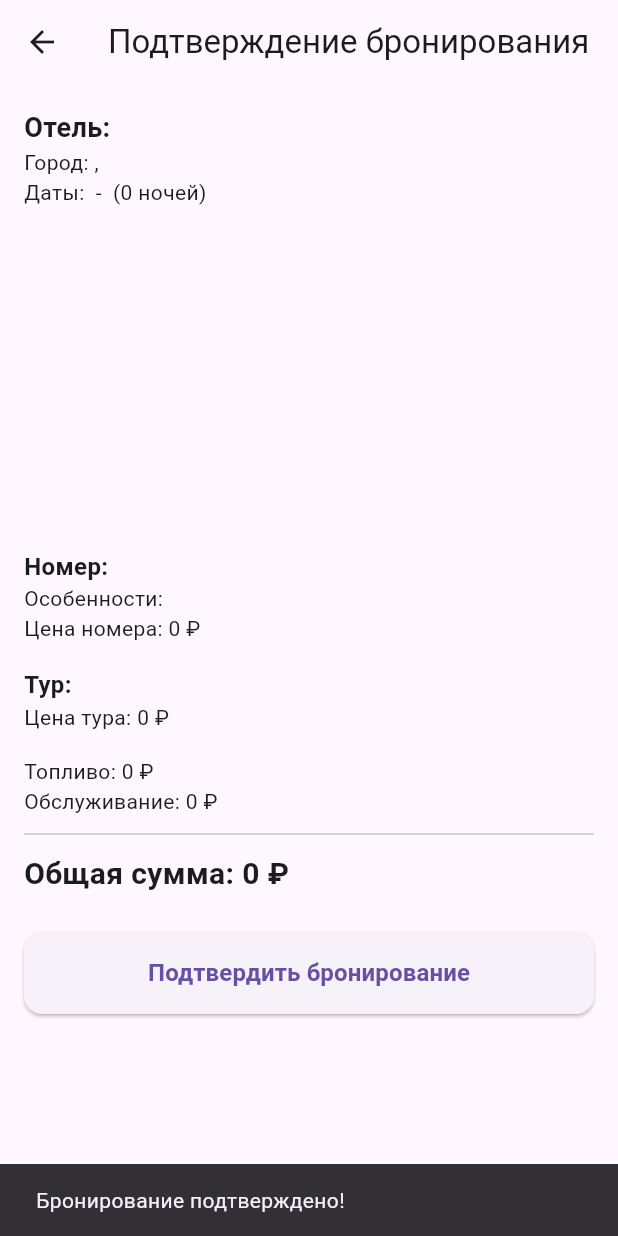
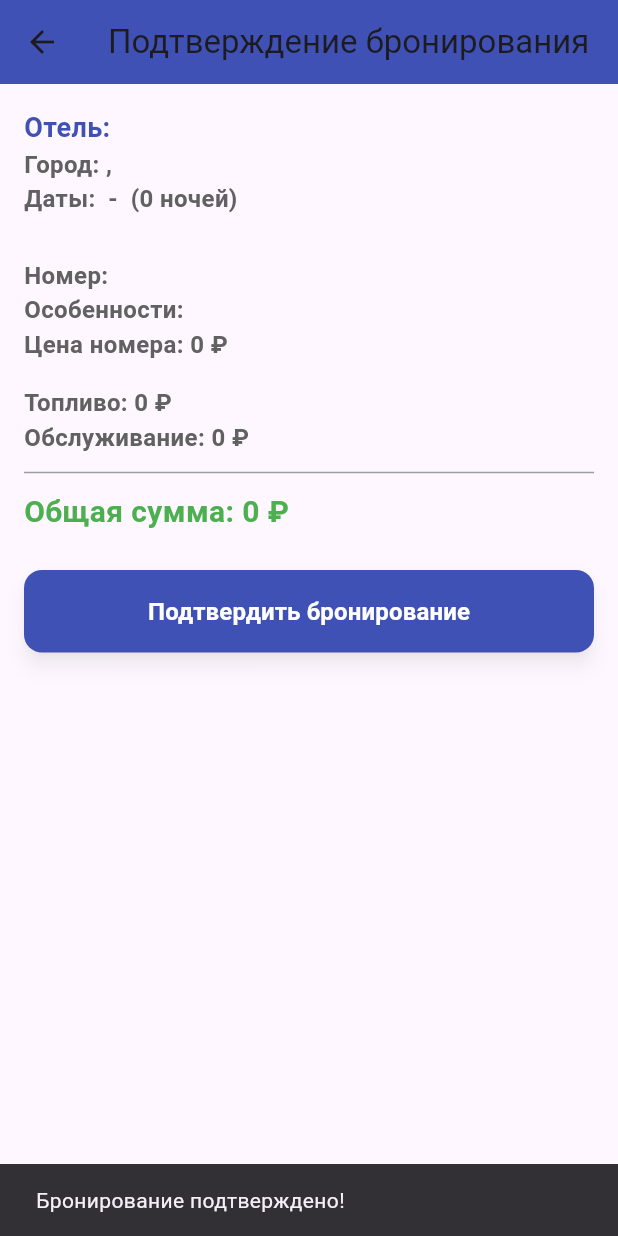
Before and after one commit to Nikita2010pro/Project, a Flutter app: the BookingScreen screen opened directly with empty values, after a tap on "Подтвердить бронирование", on a phone screen of 412 x 824 dp. Run offline on Flutter 3.47's test engine with Material 3 defaults, Android fonts, the phone set to English and light mode, and no system bars; our stand-ins replace email_validator, firebase_auth, firebase_core; accounts and stored records are empty.

Commit message:
исправл экран бронирования

```diff
--- a/lib/data/hotels.dart
+++ b/lib/data/hotels.dart
@@ -1,7 +1,7 @@
 import '../models/hotel.dart';
 
-final List<hotel> hotels = [
-  hotel(
+final List<Hotel> hotels = [
+  Hotel(
     id: '1',
     title: 'Steigenberger Makadi',
     description:
@@ -15,7 +15,7 @@ final List<hotel> hotels = [
     beachDistance: '1 км до пляжа',
     features: ['3-я линия', 'Платный Wi-Fi в фойе'],
   ),
-  hotel(
+  Hotel(
     id: '2',
     title: 'Coral Beach Resort',
     description:
@@ -29,7 +29,7 @@ final List<hotel> hotels = [
     beachDistance: '0 м до пляжа',
     features: ['1-я линия', 'All Inclusive', 'Детская зона'],
   ),
-  hotel(
+  Hotel(
     id: '3',
     title: 'Hotel Golden Horn',
     description:
@@ -43,7 +43,7 @@ final List<hotel> hotels = [
     beachDistance: '6 км до побережья',
     features: ['Завтрак включён', 'Wi-Fi', 'Трансфер в центр'],
   ),
-  hotel(
+  Hotel(
     id: '4',
     title: 'Grand Palladium Palace Ibiza Resort',
     description:
@@ -57,7 +57,7 @@ final List<hotel> hotels = [
     beachDistance: '100 м до пляжа',
     features: ['Beach Club', 'Диджей по вечерам', 'All Inclusive'],
   ),
-  hotel(
+  Hotel(
     id: '5',
     title: 'Alpenhof Hotel Garni',
     description:
--- a/lib/models/hotel.dart
+++ b/lib/models/hotel.dart
@@ -1,4 +1,4 @@
-class hotel {
+class Hotel {
   final String id;
   final String title;
   final String description;
@@ -10,7 +10,7 @@ class hotel {
   final String beachDistance;
   final List<String> features;
 
-  hotel({
+  Hotel({
     required this.id,
     required this.title,
     required this.description,
--- a/lib/models/room_card.dart
+++ b/lib/models/room_card.dart
@@ -1,8 +1,10 @@
 import 'package:flutter/material.dart';
+import 'package:project/models/hotel.dart';
 import 'package:project/screens/booking_screen.dart';
 
 
 class RoomCard extends StatefulWidget {
+  final Hotel hotel;
   final String title;
   final List<String> images;
   final List<String> features;
@@ -10,11 +12,12 @@ class RoomCard extends StatefulWidget {
 
   const RoomCard({
     Key? key,
+    required this.hotel,
     required this.title,
     required this.images,
     required this.features,
     required this.price,
-  });
+  }) : super(key: key);
 
 
   State<RoomCard> createState() => _RoomCardState();
@@ -144,18 +147,16 @@ class _RoomCardState extends State<RoomCard> {
               onPressed: () {
     // Собираем данные для бронирования
 final bookingData = BookingData(
-      hotelName: widget.title,
+      hotelName: widget.hotel.title,
       city: 'Москва', // или из переменных
-      country: 'Россия',
+      country: widget.hotel.location,
       departureDate: '2024-05-01', // ваши даты
-      returnDate: '2024-05-10',
-      nights: 9,
+      returnDate: '2024-05-08',
+      nights: 7,
       roomTitle: widget.title,
       roomFeatures: widget.features.join(', '),
       roomPrice: widget.price,
       images: widget.images,
-      tourTitle: 'Название тура', // если есть
-      tourPrice: 50000,
       fuelFee: 2000,
       serviceFee: 3000,
     );
--- a/lib/screens/booking_screen.dart
+++ b/lib/screens/booking_screen.dart
@@ -14,9 +14,6 @@ class BookingData {
   final double roomPrice;
   final List<String> images;
 
-  final String tourTitle;
-  final double tourPrice;
-
   final double fuelFee;
   final double serviceFee;
 
@@ -31,14 +28,19 @@ class BookingData {
     required this.roomFeatures,
     required this.roomPrice,
     required this.images,
-    required this.tourTitle,
-    required this.tourPrice,
     required this.fuelFee,
     required this.serviceFee,
   });
+
+  double get totalCost => roomPrice + fuelFee + serviceFee;
 }
 
-// Ваш виджет экрана бронирования
+// Константы стилей
+const TextStyle headerStyle = TextStyle(fontSize: 18, fontWeight: FontWeight.bold, color: Colors.indigo);
+TextStyle subHeaderStyle = TextStyle(fontSize: 16, fontWeight: FontWeight.w600, color: Colors.grey[700]);
+const TextStyle costTextStyle = TextStyle(fontSize: 20, fontWeight: FontWeight.bold, color: Colors.green);
+
+/// Виджет экрана бронирования
 class BookingScreen extends StatelessWidget {
   final BookingData bookingData;
 
@@ -46,10 +48,9 @@ class BookingScreen extends StatelessWidget {
 
   @override
   Widget build(BuildContext context) {
-    double totalCost = bookingData.roomPrice + bookingData.tourPrice + bookingData.fuelFee + bookingData.serviceFee;
-
     return Scaffold(
       appBar: AppBar(
+        backgroundColor: Colors.indigo,
         title: const Text('Подтверждение бронирования'),
       ),
       body: SingleChildScrollView(
@@ -57,27 +58,68 @@ class BookingScreen extends StatelessWidget {
         child: Column(
           crossAxisAlignment: CrossAxisAlignment.start,
           children: [
-            // Информация о отеле/номере
-            Text(
-              'Отель: ${bookingData.hotelName}',
-              style: const TextStyle(fontSize: 18, fontWeight: FontWeight.bold),
+            HotelInfoSection(bookingData: bookingData),
+            const SizedBox(height: 12),
+            ImagesSection(images: bookingData.images),
+            const SizedBox(height: 16),
+            RoomDetailsSection(bookingData: bookingData),
+            const SizedBox(height: 16),
+            AdditionalFeesSection(bookingData: bookingData),
+            const Divider(height: 24, thickness: 1, color: Colors.grey),
+            TotalCostSection(totalCost: bookingData.totalCost),
+            const SizedBox(height: 24),
+            ConfirmButton(onPressed: () {
+              // Реализуйте логику подтверждения бронирования
+              ScaffoldMessenger.of(context).showSnackBar(
+                const SnackBar(content: Text('Бронирование подтверждено!')),
+              );
+            }),
+          ],
         ),
-            Text('Город: ${bookingData.city}, ${bookingData.country}'),
-            Text('Даты: ${bookingData.departureDate} - ${bookingData.returnDate} (${bookingData.nights} ночей)'),
-            const SizedBox(height: 12),
+      ),
+    );
+  }
+}
 
-            // Изображения
-            SizedBox(
+// Секция с информацией об отеле
+class HotelInfoSection extends StatelessWidget {
+  final BookingData bookingData;
+  const HotelInfoSection({Key? key, required this.bookingData}) : super(key: key);
+
+  @override
+  Widget build(BuildContext context) {
+    return Column(
+      crossAxisAlignment: CrossAxisAlignment.start,
+      children: [
+        Text('Отель: ${bookingData.hotelName}', style: headerStyle),
+        Text('Город: ${bookingData.city}, ${bookingData.country}', style: subHeaderStyle),
+        Text('Даты: ${bookingData.departureDate} - ${bookingData.returnDate} (${bookingData.nights} ночей)', style: subHeaderStyle),
+      ],
+    );
+  }
+}
+
+// Секция с изображениями
+class ImagesSection extends StatelessWidget {
+  final List<String> images;
+  const ImagesSection({Key? key, required this.images}) : super(key: key);
+
+  @override
+  Widget build(BuildContext context) {
+    if (images.isEmpty) {
+      return const SizedBox();
+    }
+    return SizedBox(
       height: 200,
       child: PageView.builder(
-                itemCount: bookingData.images.length,
+        itemCount: images.length,
         itemBuilder: (context, index) {
           return Padding(
             padding: const EdgeInsets.symmetric(horizontal: 4),
             child: ClipRRect(
               borderRadius: BorderRadius.circular(12),
               child: Image.network(
-                        bookingData.images[index],
+                images[index],
                 fit: BoxFit.cover,
                 width: double.infinity,
               ),
@@ -85,65 +127,81 @@ class BookingScreen extends StatelessWidget {
           );
         },
       ),
-            ),
-            const SizedBox(height: 16),
+    );
+  }
+}
 
-            // Детали номера
-            Text(
-              'Номер: ${bookingData.roomTitle}',
-              style: const TextStyle(fontSize: 16, fontWeight: FontWeight.w600),
-            ),
-            Text('Особенности: ${bookingData.roomFeatures}'),
-            Text('Цена номера: ${bookingData.roomPrice.toStringAsFixed(0)} ₽'),
+// Секция с деталями номера
+class RoomDetailsSection extends StatelessWidget {
+  final BookingData bookingData;
+  const RoomDetailsSection({Key? key, required this.bookingData}) : super(key: key);
 
-            const SizedBox(height: 16),
+  @override
+  Widget build(BuildContext context) {
+    return Column(
+      crossAxisAlignment: CrossAxisAlignment.start,
+      children: [
+        Text('Номер: ${bookingData.roomTitle}', style: subHeaderStyle),
+        Text('Особенности: ${bookingData.roomFeatures}', style: subHeaderStyle),
+        Text('Цена номера: ${bookingData.roomPrice.toStringAsFixed(0)} ₽', style: subHeaderStyle),
+      ],
+    );
+  }
+}
 
-            // Информация о туре
-            Text(
-              'Тур: ${bookingData.tourTitle}',
-              style: const TextStyle(fontSize: 16, fontWeight: FontWeight.w600),
-            ),
-            Text('Цена тура: ${bookingData.tourPrice.toStringAsFixed(0)} ₽'),
+// Секция с дополнительными сборами
+class AdditionalFeesSection extends StatelessWidget {
+  final BookingData bookingData;
+  const AdditionalFeesSection({Key? key, required this.bookingData}) : super(key: key);
 
-            const SizedBox(height: 16),
+  @override
+  Widget build(BuildContext context) {
+    return Column(
+      crossAxisAlignment: CrossAxisAlignment.start,
+      children: [
+        Text('Топливо: ${bookingData.fuelFee.toStringAsFixed(0)} ₽', style: subHeaderStyle),
+        Text('Обслуживание: ${bookingData.serviceFee.toStringAsFixed(0)} ₽', style: subHeaderStyle),
+      ],
+    );
+  }
+}
 
-            // Дополнительные сборы
-            Text('Топливо: ${bookingData.fuelFee.toStringAsFixed(0)} ₽'),
-            Text('Обслуживание: ${bookingData.serviceFee.toStringAsFixed(0)} ₽'),
+// Секция общей стоимости
+class TotalCostSection extends StatelessWidget {
+  final double totalCost;
+  const TotalCostSection({Key? key, required this.totalCost}) : super(key: key);
 
-            const Divider(height: 24, thickness: 1),
+  @override
+  Widget build(BuildContext context) {
+    return Text(
+      'Общая сумма: ${totalCost.toStringAsFixed(0)} ₽',
+      style: costTextStyle,
+    );
+  }
+}
 
-            // Общая стоимость
-            Text(
-              'Общая сумма: ${totalCost.toStringAsFixed(0)} ₽',
-              style: const TextStyle(fontSize: 20, fontWeight: FontWeight.bold),
-            ),
+// Кнопка подтверждения бронирования
+class ConfirmButton extends StatelessWidget {
+  final VoidCallback onPressed;
+  const ConfirmButton({Key? key, required this.onPressed}) : super(key: key);
 
-            const SizedBox(height: 24),
-
-            // Кнопка подтверждения
-            SizedBox(
+  @override
+  Widget build(BuildContext context) {
+    return SizedBox(
       width: double.infinity,
       child: ElevatedButton(
         style: ElevatedButton.styleFrom(
-                  padding: const EdgeInsets.symmetric(vertical: 16),
+          padding: const EdgeInsets.symmetric(vertical: 16), backgroundColor: Colors.indigo, // Цвет кнопки
           shape: RoundedRectangleBorder(
             borderRadius: BorderRadius.circular(12),
           ),
+          shadowColor: Colors.black.withOpacity(0.3),
+          elevation: 5,
         ),
-                onPressed: () {
-                  // Тут можете реализовать логику подтверждения бронирования
-                  ScaffoldMessenger.of(context).showSnackBar(
-                    const SnackBar(content: Text('Бронирование подтверждено!')),
-                  );
-                },
+        onPressed: onPressed,
         child: const Text(
           'Подтвердить бронирование',
-                  style: TextStyle(fontSize: 16, fontWeight: FontWeight.w600),
-                ),
-              ),
-            ),
-          ],
+          style: TextStyle(fontSize: 16, fontWeight: FontWeight.w600, color: Colors.white),
         ),
       ),
     );
--- a/lib/screens/hotel_detail_screen.dart
+++ b/lib/screens/hotel_detail_screen.dart
@@ -3,7 +3,7 @@ import 'package:project/screens/room_selection_screen.dart';
 import '../models/hotel.dart';
 
 class HotelDetailScreen extends StatelessWidget {
-  final hotel tour;
+  final Hotel tour;
 
   const HotelDetailScreen({super.key, required this.tour});
 
--- a/lib/screens/room_selection_screen.dart
+++ b/lib/screens/room_selection_screen.dart
@@ -1,4 +1,5 @@
 import 'package:flutter/material.dart';
+import 'package:project/data/hotels.dart';
 import 'package:project/models/room_card.dart';
 
 class RoomSelectionScreen extends StatelessWidget {
@@ -12,6 +13,7 @@ class RoomSelectionScreen extends StatelessWidget {
         padding: const EdgeInsets.all(16),
         children: [
           RoomCard(
+            hotel: hotels[0],
             title: 'Стандартный номер с видом на бассейн',
             images: [
               'https://avatars.mds.yandex.net/get-altay/12813249/2a00000191c5df23708d1b7d6b96d25e6139/XXXL',
@@ -22,6 +24,7 @@ class RoomSelectionScreen extends StatelessWidget {
           ),
           const SizedBox(height: 24),
           RoomCard(
+            hotel: hotels[1],
             title: 'Люкс с джакузи',
             images: [
               'https://avatars.mds.yandex.net/i?id=9a6a409a96730e12067a70505c1f21f2_sr-3979482-images-thumbs&n=13',
```
Lines whose indentation alone changed are shown as unchanged.
